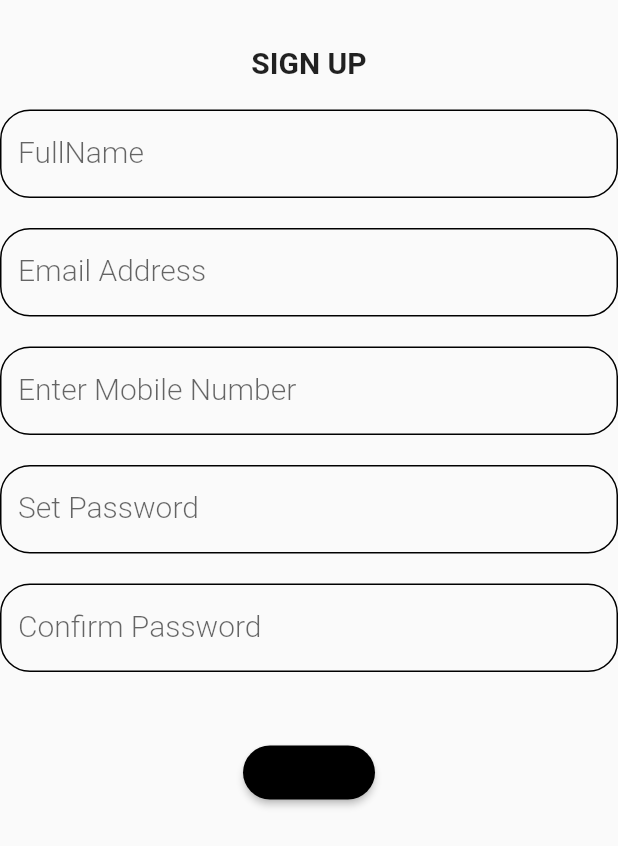
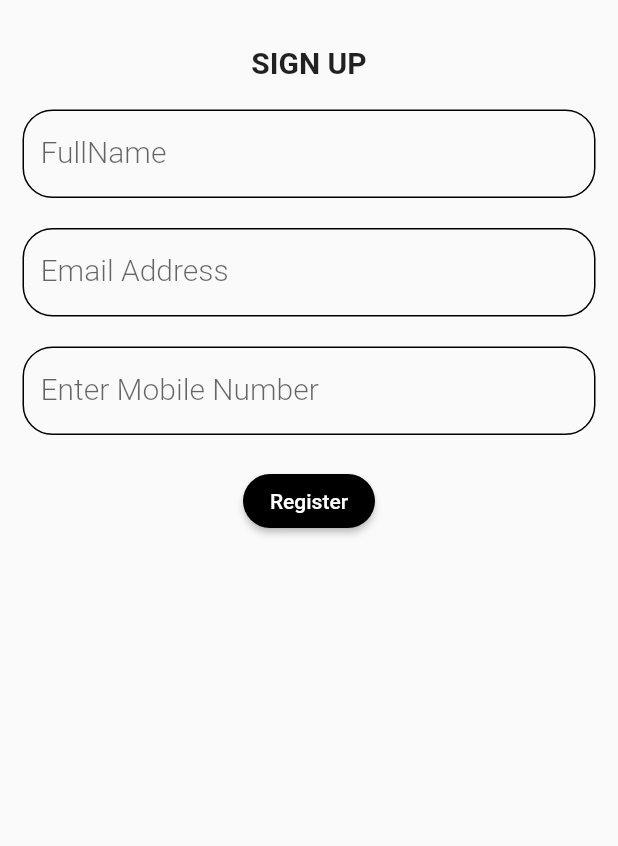
Before and after one commit to SnowJunior/mvp, a Flutter app: the screen it shows after launch, on a phone screen of 412 x 824 dp. Shown: the top 846 px of the screen. Run offline on Flutter 3.47's test engine with Material 2 defaults, Android fonts, the phone set to English and light mode, and no system bars; our stand-ins replace cloud_firestore, firebase_core, open_file, pdf; accounts and stored records are empty.

Commit message:
restructure password to different page from initial sign in

```diff
--- a/lib/screens/sign_up_screen.dart
+++ b/lib/screens/sign_up_screen.dart
@@ -19,8 +19,6 @@ const emailRegex =
 TextEditingController userName = TextEditingController();
 TextEditingController email = TextEditingController();
 TextEditingController mobileNo = TextEditingController();
-TextEditingController password = TextEditingController();
-TextEditingController cnfPassword = TextEditingController();
 
 class _SignUpScreenState extends State<SignUpScreen> {
   @override
@@ -33,14 +31,16 @@ class _SignUpScreenState extends State<SignUpScreen> {
               const SizedBox(
                 height: 30,
               ),
-              Column(
+              Padding(
+                padding: const EdgeInsets.symmetric(horizontal: 15.0),
+                child: Column(
                   children: [
                     const Align(
                       alignment: Alignment.center,
                       child: Text(
                         'SIGN UP',
-                      style:
-                          TextStyle(fontSize: 20, fontWeight: FontWeight.bold),
+                        style: TextStyle(
+                            fontSize: 20, fontWeight: FontWeight.bold),
                       ),
                     ),
                     const SizedBox(
@@ -131,7 +131,8 @@ class _SignUpScreenState extends State<SignUpScreen> {
                       },
                       decoration: InputDecoration(
                         focusedBorder: const OutlineInputBorder(
-                        borderSide: BorderSide(color: Colors.blue, width: 1.0),
+                          borderSide:
+                              BorderSide(color: Colors.blue, width: 1.0),
                         ),
                         enabledBorder: OutlineInputBorder(
                           borderRadius: BorderRadius.circular(20),
@@ -150,72 +151,13 @@ class _SignUpScreenState extends State<SignUpScreen> {
                       height: 20,
                     ),
 
-                  // Set Password
-                  TextFormField(
-                    controller: password,
-                    validator: (value) {
-                      if (value == null && value!.isEmpty) {
-                        return 'Password is required';
-                      } else {
-                        return null;
-                      }
-                    },
-                    obscureText: true,
-                    decoration: InputDecoration(
-                      focusedBorder: const OutlineInputBorder(
-                        borderSide: BorderSide(color: Colors.blue, width: 1.0),
-                      ),
-                      enabledBorder: OutlineInputBorder(
-                        borderRadius: BorderRadius.circular(20),
-                        borderSide:
-                            const BorderSide(color: Colors.black, width: 1.0),
-                      ),
-                      label: Text(
-                        'Set Password',
-                        style: labelStyle,
-                      ),
-                    ),
-                    autovalidateMode: AutovalidateMode.onUserInteraction,
-                  ),
-                  const SizedBox(
-                    height: 20,
-
-                    // Confirm Password
-                  ),
-                  TextFormField(
-                    validator: (value) {
-                      if (value == null && value != password.text) {
-                        return 'passwords do not match';
-                      } else {
-                        return null;
-                      }
-                    },
-                    obscureText: true,
-                    decoration: InputDecoration(
-                      focusedBorder: const OutlineInputBorder(
-                        borderSide: BorderSide(color: Colors.blue, width: 1.0),
-                      ),
-                      enabledBorder: OutlineInputBorder(
-                        borderRadius: BorderRadius.circular(20),
-                        borderSide:
-                            const BorderSide(color: Colors.black, width: 1.0),
-                      ),
-                      label: Text(
-                        'Confirm Password',
-                        style: labelStyle,
-                      ),
-                    ),
-                    autovalidateMode: AutovalidateMode.onUserInteraction,
-                  ),
-                  const SizedBox(
-                    height: 20,
-                  ),
-                  const SizedBox(
-                    height: 23,
-                  ),
                     MaterialButton(
                         shape: const StadiumBorder(),
                         color: Colors.black,
+                        child: const Text(
+                          'Register',
+                          style: TextStyle(color: Colors.white),
+                        ),
                         onPressed: () {
                           Navigator.of(context).push(
                             MaterialPageRoute(
@@ -224,6 +166,7 @@ class _SignUpScreenState extends State<SignUpScreen> {
                           );
                         })
                   ],
+                ),
               )
             ],
           ),
```
Also changed, not shown: lib/screens/password_screen.dart (added, +92 -0 lines), lib/screens/sign_in_screen.dart (+14 -0 lines). Lines whose indentation alone changed are shown as unchanged.
